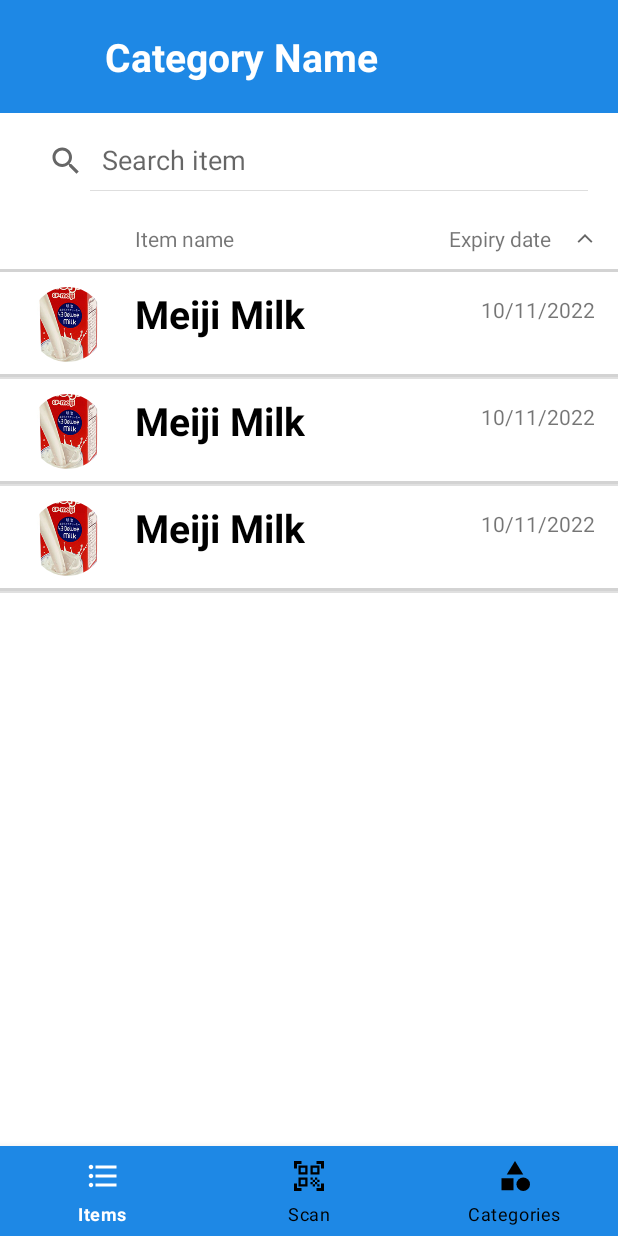
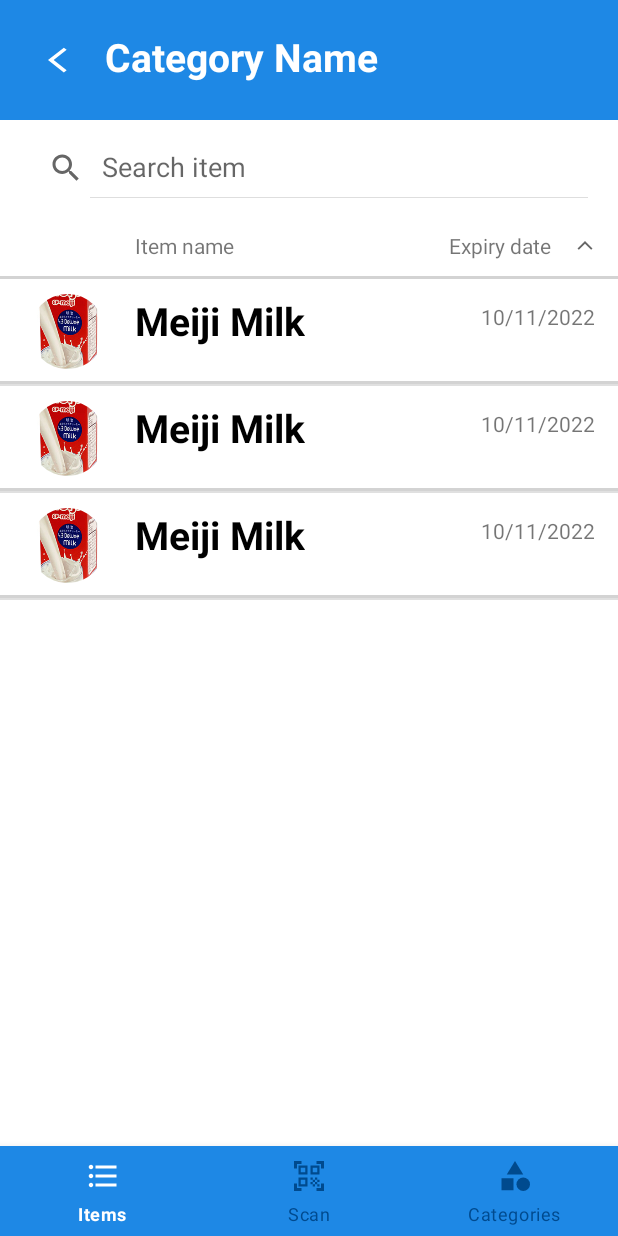
Before and after one commit to michwang13/comp3330-project, an Android app: the layout activity_category_items.xml on its own in the app's theme, with its tools: preview values and no code run, on a phone screen of 412 x 824 dp. Run offline under Robolectric (Android 15) with nearby library versions, the phone set to English and light mode, and no system bars.

Commit message:
add back button from category items

```diff
--- a/app/src/main/java/hk/hkucs/comp3330_project/CategoryItemsActivity.kt
+++ b/app/src/main/java/hk/hkucs/comp3330_project/CategoryItemsActivity.kt
@@ -16,6 +16,7 @@ class CategoryItemsActivity : AppCompatActivity()  {
     private lateinit var itemArrayList : ArrayList<Item>
     private lateinit var searchView: SearchView
     private lateinit var sortImageButton: ImageButton
+    private lateinit var backButton: ImageButton
     private var sortExpAscending : Boolean = true
 
 //    private lateinit var categoryHeader: TextView
@@ -71,6 +72,11 @@ class CategoryItemsActivity : AppCompatActivity()  {
             }
         })
 
+        backButton = findViewById(R.id.back_button)
+        backButton.setOnClickListener{
+            finish()
+        }
+
         sortImageButton = findViewById(R.id.sort_image_button)
         sortImageButton.setOnClickListener{
             sortExpAscending = !sortExpAscending
--- /dev/null
+++ b/app/src/main/res/drawable/ic_baseline_arrow_back_ios_24.xml
@@ -0,0 +1,5 @@
+<vector android:autoMirrored="true" android:height="40dp"
+    android:tint="#000000" android:viewportHeight="24"
+    android:viewportWidth="15" android:width="40dp" xmlns:android="http://schemas.android.com/apk/res/android">
+    <path android:fillColor="@android:color/white" android:pathData="M11.67,3.87L9.9,2.1 0,12l9.9,9.9 1.77,-1.77L3.54,12z"/>
+</vector>
--- a/app/src/main/res/drawable/selector.xml
+++ b/app/src/main/res/drawable/selector.xml
@@ -5,5 +5,5 @@
         android:color="@color/white"/>
     <item
         android:state_selected="false"
-        android:color="@color/black"/>
+        android:color="#004a8e"/>
 </selector>
--- a/app/src/main/res/layout/activity_category_items.xml
+++ b/app/src/main/res/layout/activity_category_items.xml
@@ -11,17 +11,25 @@
         android:layout_height="match_parent"
         android:orientation="vertical">
 
-        <LinearLayout
+        <RelativeLayout
             android:id="@+id/upperLayout"
             android:layout_width="match_parent"
             android:layout_height="wrap_content"
             android:background="@color/primary_blue"
-            android:orientation="vertical"
+            android:orientation="horizontal"
             android:padding="20dp"
-            app:layout_constraintBottom_toBottomOf="parent"
-            app:layout_constraintEnd_toEndOf="parent"
-            app:layout_constraintStart_toStartOf="parent"
-            app:layout_constraintTop_toTopOf="parent">
+            >
+
+            <ImageButton
+                android:id="@+id/back_button"
+                android:layout_width="40dp"
+                android:layout_height="40dp"
+                android:layout_weight="1"
+                android:adjustViewBounds="true"
+                android:backgroundTint="#00FFFFFF"
+                android:scaleType="fitXY"
+                app:tint="#FFFFFF"
+                app:srcCompat="@drawable/ic_baseline_arrow_back_ios_24" />
 
             <TextView
                 android:id="@+id/header_name"
@@ -34,7 +42,7 @@
                 android:textStyle="bold" />
 
 
-        </LinearLayout>
+        </RelativeLayout>
 
         <SearchView
             android:id="@+id/search_view"
```
